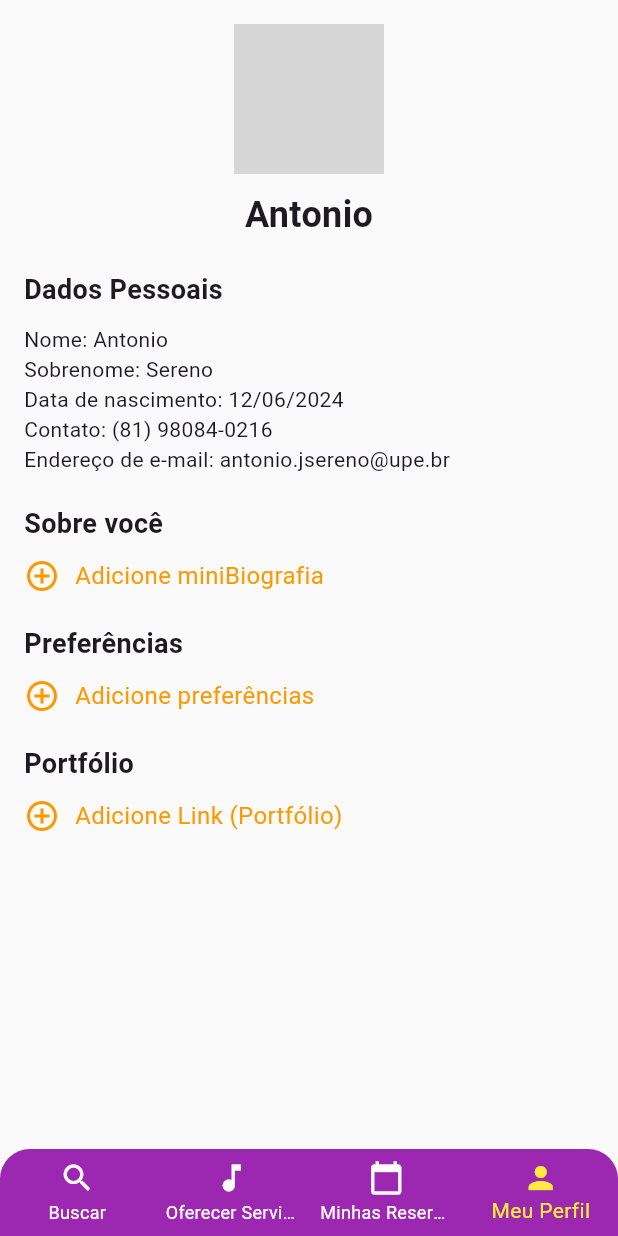
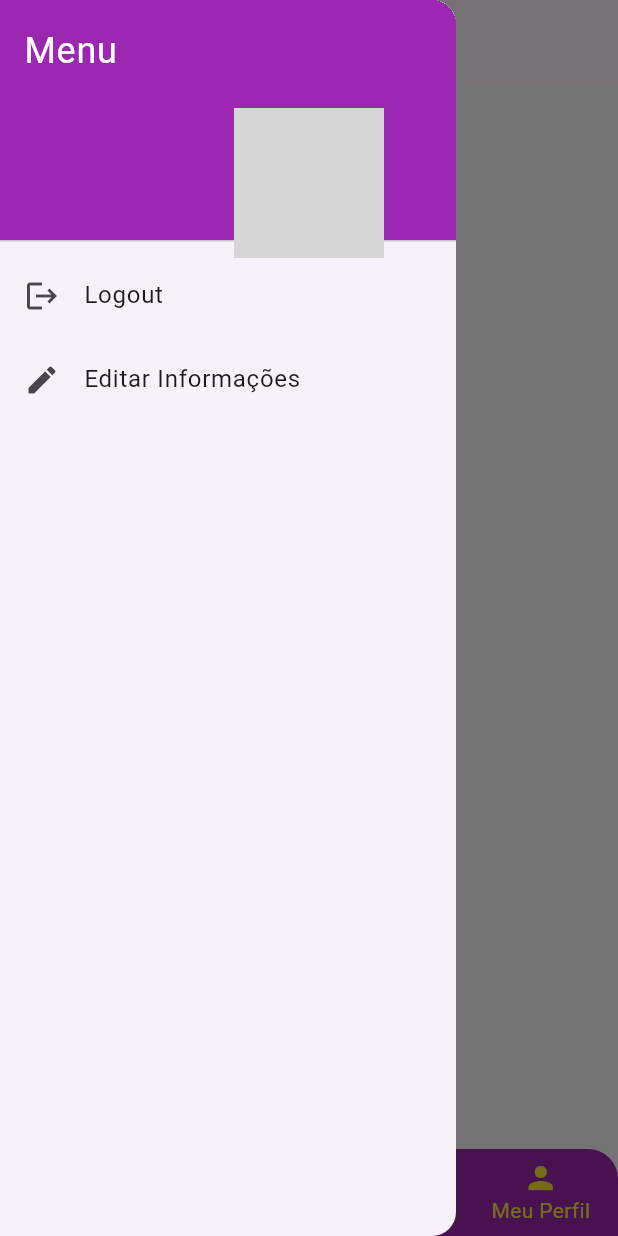
Before and after one commit to antoniosereno95/marcasom, a Flutter app: the PerfilScreen screen opened by its route, with the side drawer open (before the commit the screen has no drawer), on a phone screen of 412 x 824 dp. Run offline on Flutter 3.47's test engine with Material 3 defaults, Android fonts, the phone set to English and light mode, and no system bars; our stand-ins replace flutter_svg, flutter_typeahead, page_transition; grey boxes are pictures that could not be loaded.

Commit message:
Botão de LOGOUT(denovo, pq higu tirou o outro que eu tinha feito)
Botão de LOGOUT(denovo, pq higu tirou o outro que eu tinha feito)

```diff
--- a/lib/screens/perfilScreen.dart
+++ b/lib/screens/perfilScreen.dart
@@ -1,5 +1,6 @@
 import 'package:flutter/material.dart';
-import '../widgets/barraNavegacao.dart';
+import 'package:marcasom/screens/loginScreen.dart';
+import '../widgets/barraNavegacao.dart'; // Certifique-se de ter a tela de login importada
 
 class PerfilScreen extends StatefulWidget {
   const PerfilScreen({super.key});
@@ -8,11 +9,7 @@ class PerfilScreen extends StatefulWidget {
   _PerfilScreenState createState() => _PerfilScreenState();
 }
 
-  //Lista de Icones:
-  //Tres barras = density_medium_sharp
-
 class _PerfilScreenState extends State<PerfilScreen> {
-
   final Map<String, String> userInfo = {
     'nome': 'Antonio',
     'sobrenome': 'Sereno',
@@ -45,6 +42,45 @@ class _PerfilScreenState extends State<PerfilScreen> {
   Widget build(BuildContext context) {
     return Scaffold(
       backgroundColor: const Color(0xFFFAFAFA),
+      drawer: Drawer(
+        child: ListView(
+          padding: EdgeInsets.zero,
+          children: <Widget>[
+            DrawerHeader(
+              decoration: BoxDecoration(
+                color: const Color(0xFF9C27B0),
+              ),
+              child: Text(
+                'Menu',
+                style: TextStyle(
+                  color: Colors.white,
+                  fontSize: 24,
+                ),
+              ),
+            ),
+            ListTile(
+              leading: Icon(Icons.logout),
+              title: Text('Logout'),
+              onTap: () {
+                Navigator.pushReplacement(
+                  context,
+                  MaterialPageRoute(builder: (context) => LoginScreen()),
+                );
+              },
+            ),
+            ListTile(
+              leading: Icon(Icons.edit),
+              title: Text('Editar Informações'),
+              onTap: () {
+                // Não foi desenvolvida a logica de edição de valores.
+              },
+            ),
+          ],
+        ),
+      ),
+      appBar: AppBar(
+        title: Text('Meu Perfil'),
+      ),
       body: Padding(
         padding: const EdgeInsets.all(16.0),
         child: SingleChildScrollView(
```
